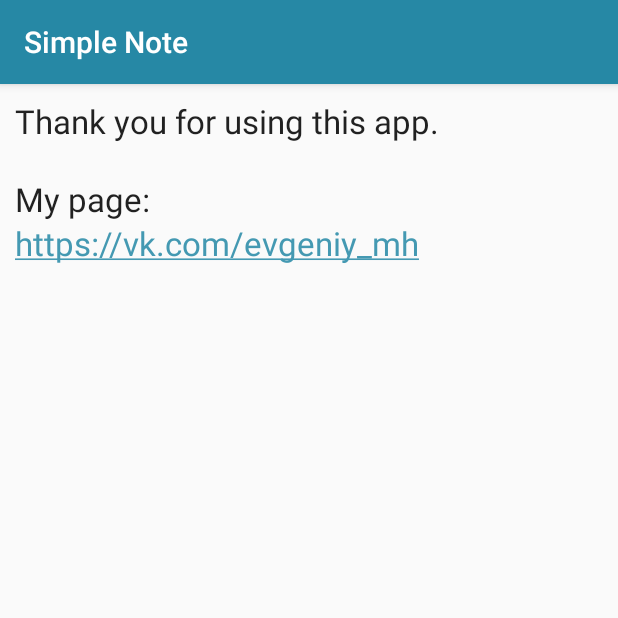
After one commit to evgeniy-mh/Simple-Note, an Android app: the AboutActivity screen opened directly, with no data from a screen before it, on a phone screen of 412 x 824 dp, the top half of it. The commit adds this screen. Run offline under Robolectric (Android 15) with nearby library versions, the phone set to English and light mode, and no system bars.

Commit message:
+ последние штрихи

```diff
--- a/app/src/main/AndroidManifest.xml
+++ b/app/src/main/AndroidManifest.xml
@@ -24,7 +24,7 @@
 
         <activity android:name=".NotePagerActivity"></activity>
 
-
+        <activity android:name=".AboutActivity"></activity>
 
 
     </application>
--- /dev/null
+++ b/app/src/main/java/com/mh/evgeniy/simplenote/AboutActivity.java
@@ -0,0 +1,18 @@
+package com.mh.evgeniy.simplenote;
+
+import android.os.Bundle;
+import android.support.v7.app.AppCompatActivity;
+
+/**
+ * Created by evgeniy on 07.08.2016.
+ */
+public class AboutActivity extends AppCompatActivity {
+
+    @Override
+    protected void onCreate(Bundle savedInstanceState)
+    {
+        super.onCreate(savedInstanceState);
+        setContentView(R.layout.activity_about);
+    }
+
+}
--- /dev/null
+++ b/app/src/main/res/layout/activity_about.xml
@@ -0,0 +1,25 @@
+<?xml version="1.0" encoding="utf-8"?>
+<LinearLayout xmlns:android="http://schemas.android.com/apk/res/android"
+              android:orientation="vertical"
+              android:layout_width="match_parent"
+              android:layout_height="match_parent"
+    android:padding="10dp">
+
+
+    <TextView
+        android:layout_width="wrap_content"
+        android:layout_height="wrap_content"
+        android:textAppearance="?android:attr/textAppearanceLarge"
+        android:text="@string/about_text"
+        android:id="@+id/textView"
+        />
+
+    <TextView
+        android:layout_width="wrap_content"
+        android:layout_height="wrap_content"
+        android:autoLink="web"
+        android:text="@string/my_page"
+        android:textAppearance="?android:attr/textAppearanceLarge"
+        android:textColor="@color/steel_blue"
+        />
+</LinearLayout>
--- a/app/src/main/res/values/strings.xml
+++ b/app/src/main/res/values/strings.xml
@@ -1,5 +1,7 @@
 <resources>
-	<string name="action_settings">Settings</string>
+	<string name="action_about">About</string>
+	<string name="action_delete_all_notes">Delete all notes</string>
+
 	<string name="app_name">Simple Note</string>
 	<string name="last_notes">Last notes</string>
 
@@ -15,4 +17,11 @@
 	<string name="save_note_button">Save note</string>
 	<string name="edit_note_button">Edit note</string>
 	<string name="delete_note_button">Delete note</string>
+
+	<string name="about_text">Thank you for using this app. \n\nMy page:</string>
+	<string name="my_page">https://vk.com/evgeniy_mh</string>
+
+	<string name="delete_all_notes_question">Are you sure?</string>
+	<string name="delete_all_notes_question_y">Yes</string>
+	<string name="delete_all_notes_question_n">Cancel</string>
 </resources>
```
Also changed, not shown: app/src/main/java/com/mh/evgeniy/simplenote/MainActivity.java (+49 -0 lines), app/src/main/java/com/mh/evgeniy/simplenote/NotesManager.java (+7 -1 lines), app/src/main/res/menu/main_menu.xml (added, +18 -0 lines), 1 other file.
